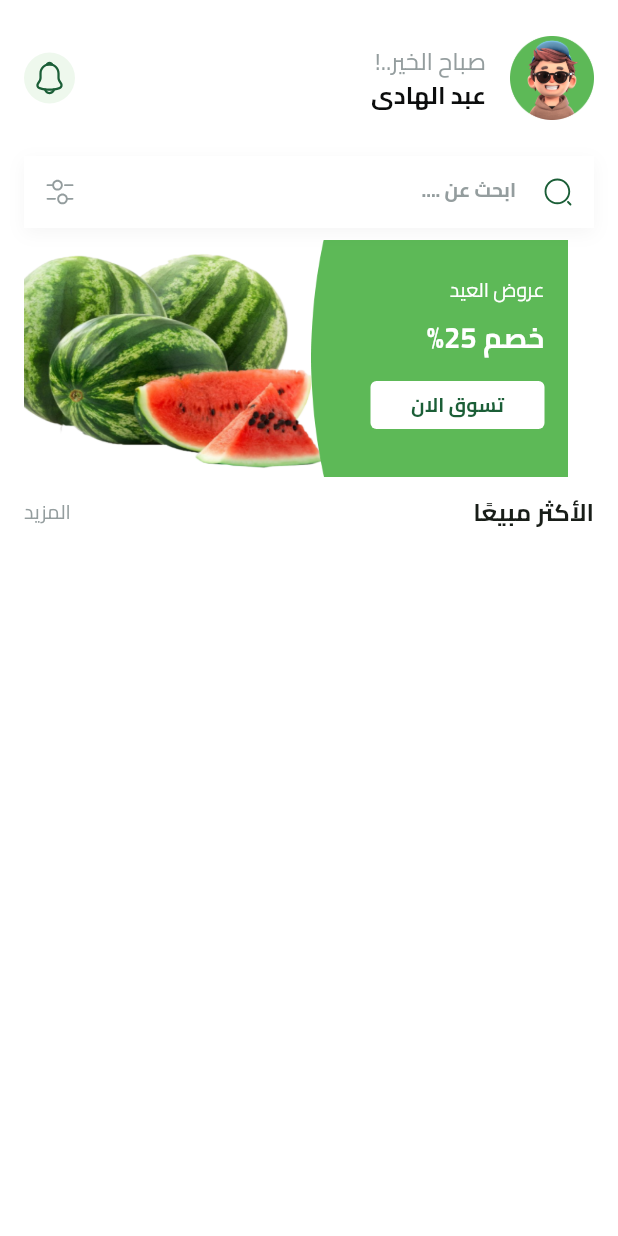
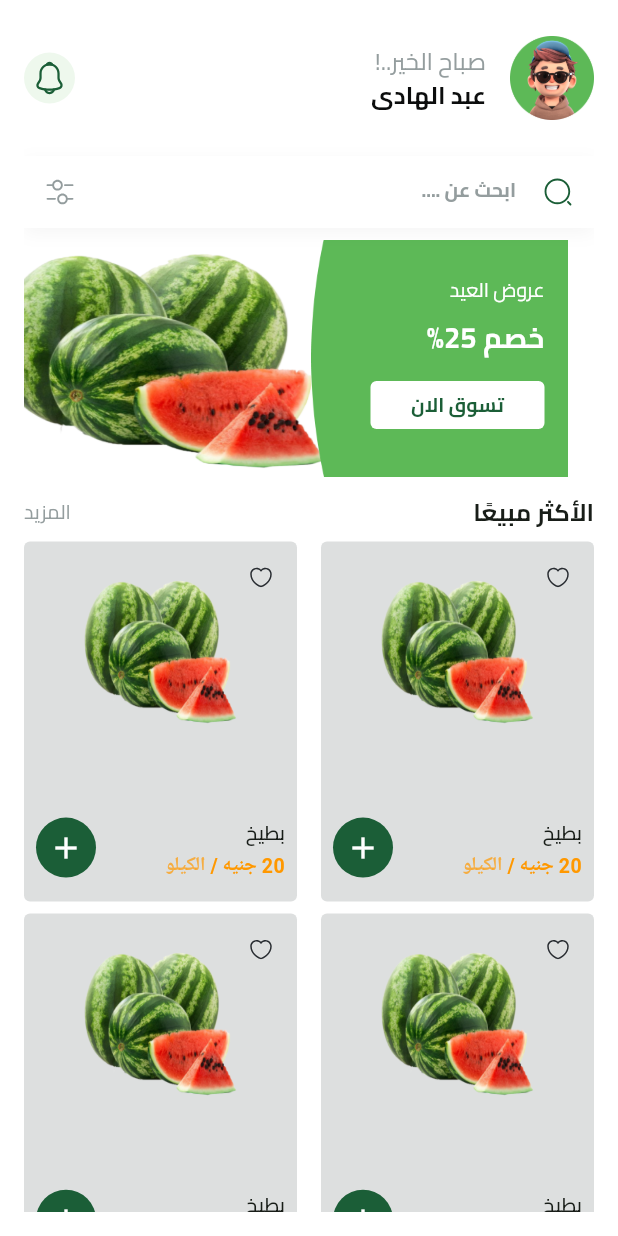
Before and after one commit to AbdoAlHady/fruits_hub, a Flutter app: the screen it shows after launch, on a phone screen of 412 x 824 dp. Run offline on Flutter 3.47's test engine with Material 3 defaults, Android fonts, the phone set to English and light mode, and no system bars; our stand-ins replace animate_do, bloc, cloud_firestore, dartz, delightful_toast, dots_indicator and 11 more; missing offline and left inert: flutter_facebook_auth; accounts and stored records are empty.

Commit message:
- added fruit item ui - added best selling items

```diff
--- a/lib/core/theme/app_text_styles.dart
+++ b/lib/core/theme/app_text_styles.dart
@@ -6,8 +6,8 @@ abstract class AppTextStyles {
   static TextStyle font13GreyW400 = TextStyle(
       fontSize: 13.sp, color: AppColors.grey, fontWeight: FontWeight.w400);
 
-  static TextStyle font13W600 = TextStyle(
-      fontSize: 13.sp, color: AppColors.grey, fontWeight: FontWeight.w600);
+  static TextStyle font13W600 =
+      TextStyle(fontSize: 13.sp, fontWeight: FontWeight.w600);
 
   static TextStyle font13LightGreenW600 = TextStyle(
       fontSize: 13.sp,
@@ -16,6 +16,9 @@ abstract class AppTextStyles {
 
   static TextStyle font13GreyW700 = TextStyle(
       fontSize: 13.sp, color: AppColors.grey, fontWeight: FontWeight.w700);
+
+  static TextStyle font13W700 =
+      TextStyle(fontSize: 13.sp, fontWeight: FontWeight.w700);
 
   static TextStyle font13PrimaryW700 = TextStyle(
       fontSize: 13.sp,
--- a/lib/core/utils/app_images.dart
+++ b/lib/core/utils/app_images.dart
@@ -8,28 +8,25 @@ class AppImages {
 
   static const String imagesFacebook = "assets/images/facebook.svg";
 
-  static const String imagesFeaturedItemBackground =
-      "assets/images/featured_item_background.png";
+  static const String imagesFeaturedItemBackground = "assets/images/featured_item_background.png";
 
   static const String imagesFilterIcon = "assets/images/filter_icon.svg";
 
   static const String imagesGoogle = "assets/images/google.svg";
 
+  static const String imagesHeartIcon = "assets/images/heart_icon.svg";
+
   static const String imagesLogo = "assets/images/logo.svg";
 
   static const String imagesNotification = "assets/images/notification.svg";
 
-  static const String imagesPageViewItem1BackgroundImage =
-      "assets/images/page_view_item1_background_image.svg";
+  static const String imagesPageViewItem1BackgroundImage = "assets/images/page_view_item1_background_image.svg";
 
-  static const String imagesPageViewItem1Image =
-      "assets/images/page_view_item1_image.png";
+  static const String imagesPageViewItem1Image = "assets/images/page_view_item1_image.png";
 
-  static const String imagesPageViewItem2BackgroundImage =
-      "assets/images/page_view_item2_background_image.svg";
+  static const String imagesPageViewItem2BackgroundImage = "assets/images/page_view_item2_background_image.svg";
 
-  static const String imagesPageViewItem2Image =
-      "assets/images/page_view_item2_image.png";
+  static const String imagesPageViewItem2Image = "assets/images/page_view_item2_image.png";
 
   static const String imagesPlant = "assets/images/plant.svg";
 
@@ -39,6 +36,5 @@ class AppImages {
 
   static const String imagesSplashBottom = "assets/images/splash_bottom.svg";
 
-  static const String imagesWatermelonTest =
-      "assets/images/watermelon_test.png";
+  static const String imagesWatermelonTest = "assets/images/watermelon_test.png";
 }
--- /dev/null
+++ b/lib/core/widgets/fruit_item.dart
@@ -0,0 +1,86 @@
+import 'package:flutter/material.dart';
+import 'package:flutter_screenutil/flutter_screenutil.dart';
+import 'package:flutter_svg/svg.dart';
+import 'package:fruits_hub/core/helper/spacing.dart';
+import 'package:fruits_hub/core/theme/app_colors.dart';
+import 'package:fruits_hub/core/theme/app_text_styles.dart';
+import 'package:fruits_hub/core/utils/app_images.dart';
+
+class FruitItem extends StatelessWidget {
+  const FruitItem({super.key});
+
+  @override
+  Widget build(BuildContext context) {
+    return Container(
+      decoration: BoxDecoration(
+        borderRadius: BorderRadius.circular(4),
+        color: AppColors.softGrey,
+      ),
+      child: Stack(
+        children: [
+          Positioned(
+            right: 0,
+            top: 0,
+            child: IconButton(
+              onPressed: () {},
+              icon: SvgPicture.asset(
+                AppImages.imagesHeartIcon,
+                width: 16.w,
+                height: 16.h,
+                fit: BoxFit.fill,
+              ),
+            ),
+          ),
+          Positioned.fill(
+              child: Column(
+            children: [
+              verticalSpace(20),
+              Image.asset(
+                AppImages.imagesWatermelonTest,
+                width: 114.w,
+                height: 105.h,
+                fit: BoxFit.fill,
+              ),
+              Spacer(),
+              ListTile(
+                contentPadding: EdgeInsets.symmetric(horizontal: 8.w),
+                title: Padding(
+                  padding: EdgeInsets.only(bottom: 4.h),
+                  child: Text(
+                    'بطيخ',
+                    style: AppTextStyles.font13W600,
+                  ),
+                ),
+                subtitle: Text.rich(
+                  TextSpan(
+                    children: [
+                      TextSpan(
+                        text: '20 جنيه /',
+                        style: AppTextStyles.font13W700.copyWith(
+                          color: Colors.orange,
+                        ),
+                      ),
+                      TextSpan(
+                        text: ' الكيلو',
+                        style: AppTextStyles.font13W600.copyWith(
+                          color: Colors.orange.withValues(alpha: 0.7),
+                        ),
+                      ),
+                    ],
+                  ),
+                ),
+                trailing: CircleAvatar(
+                  backgroundColor: AppColors.primaryColor,
+                  child: Icon(
+                    Icons.add,
+                    color: Colors.white,
+                  ),
+                ),
+              )
+            ],
+          ))
+        ],
+      ),
+    );
+  }
+}
--- /dev/null
+++ b/lib/core/widgets/fruits_grid_view.dart
@@ -0,0 +1,23 @@
+import 'package:flutter/material.dart';
+import 'package:flutter_screenutil/flutter_screenutil.dart';
+import 'package:fruits_hub/core/widgets/fruit_item.dart';
+
+class FruitsGridView extends StatelessWidget {
+  const FruitsGridView({super.key});
+
+  @override
+  Widget build(BuildContext context) {
+    return SliverGrid.builder(
+      gridDelegate: SliverGridDelegateWithFixedCrossAxisCount(
+        crossAxisCount: 2,
+        crossAxisSpacing: 16.w,
+        mainAxisSpacing: 8.h,
+        childAspectRatio: 163.w / 215.h,
+      ),
+      itemCount: 5,
+      itemBuilder: (context, index) {
+        return FruitItem();
+      },
+    );
+  }
+}
--- a/lib/features/home/presentation/widgets/home/home_screen_body.dart
+++ b/lib/features/home/presentation/widgets/home/home_screen_body.dart
@@ -5,6 +5,8 @@ import 'package:fruits_hub/core/widgets/search_text_field.dart';
 import 'package:fruits_hub/features/home/presentation/widgets/home/best_selling_heading.dart';
 import 'package:fruits_hub/features/home/presentation/widgets/home/custom_home_app_bar.dart';
 import 'package:fruits_hub/features/home/presentation/widgets/home/featured_list_view.dart';
+
+import '../../../../../core/widgets/fruits_grid_view.dart';
 
 class HomeScreenBody extends StatelessWidget {
   const HomeScreenBody({super.key});
@@ -36,6 +38,10 @@ class HomeScreenBody extends StatelessWidget {
           SliverToBoxAdapter(
             child: BestSellingHeading(),
           ),
+          SliverToBoxAdapter(
+            child: verticalSpace(8),
+          ),
+          FruitsGridView(),
         ],
       ),
     );
```
Also changed, not shown: assets/images/heart_icon.svg (added).
